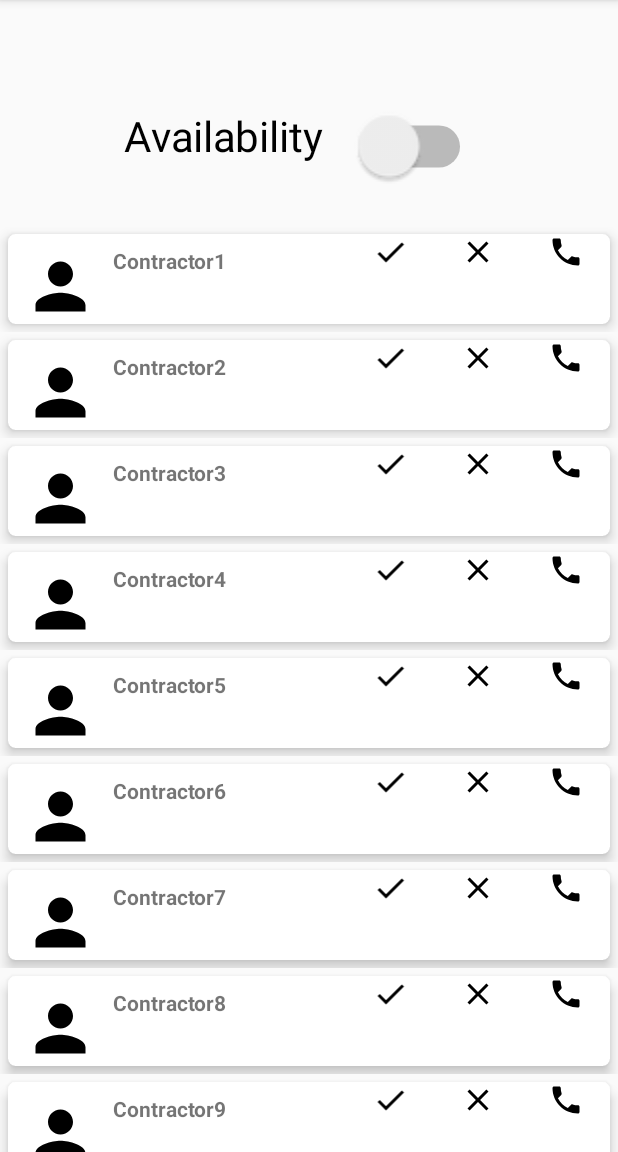
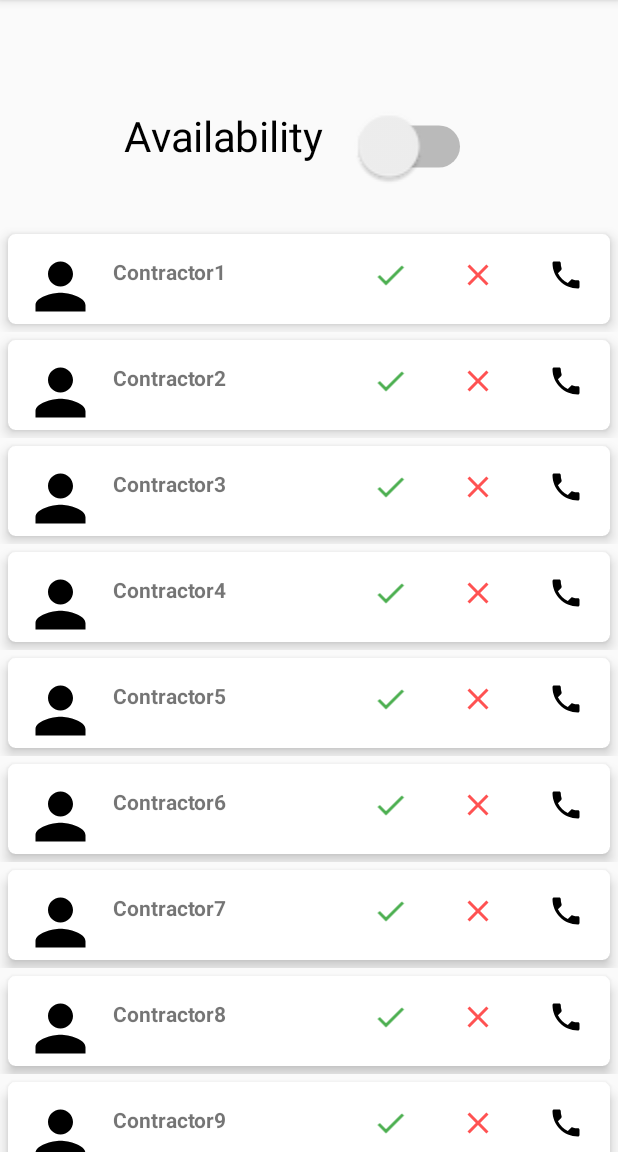
Before and after one commit to kir-aan/LabourAdda, an Android app: the fragment availfrag2 placed in its activity, on a phone screen of 412 x 824 dp, the part 84-1236 px from its top. Run offline under Robolectric (Android 15) with nearby library versions, the phone set to English and light mode, and no system bars.

Commit message:
OnCheckedListener done!

```diff
--- a/app/src/main/java/com/mvsrecproject/labor/availfrag1.java
+++ b/app/src/main/java/com/mvsrecproject/labor/availfrag1.java
@@ -5,14 +5,16 @@ import android.os.Bundle;
 import androidx.annotation.NonNull;
 import androidx.annotation.Nullable;
 import androidx.fragment.app.Fragment;
+import androidx.fragment.app.FragmentActivity;
 import androidx.fragment.app.FragmentTransaction;
 import android.view.LayoutInflater;
 import android.view.View;
 import android.view.ViewGroup;
+import android.widget.CompoundButton;
 import android.widget.Switch;
 
 
-public class availfrag1 extends Fragment{
+public class availfrag1 extends Fragment {
 
 
     @Nullable
@@ -22,22 +24,48 @@ public class availfrag1 extends Fragment{
 
 
 
-                Switch Avail =(Switch)view.findViewById(R.id.Avail);
-                Avail.setOnClickListener(new View.OnClickListener(){
+        final Switch Avail =(Switch)view.findViewById(R.id.Avail);
+        Avail.setOnCheckedChangeListener(new CompoundButton.OnCheckedChangeListener() {
             @Override
-                    public void onClick(View view) {
+            public void onCheckedChanged(CompoundButton cb, boolean isChecked) {
 
                 FragmentTransaction fr = getFragmentManager().beginTransaction();
+                fr.setCustomAnimations(android.R.animator.fade_in,
+                        android.R.animator.fade_out);
+                if (isChecked)
+                {
+
+                    // FragmentTransaction fr = getFragmentManager().beginTransaction();
                     fr.add(R.id.fragment_container2, new availfrag2());
+                    fr.setTransition(FragmentTransaction.TRANSIT_FRAGMENT_OPEN);
                     fr.commit();
 
                 }
+
+
+                else
+                {
+                  //  fr.remove(new availfrag2());
+                    //fr.setTransition(FragmentTransaction.TRANSIT_FRAGMENT_CLOSE);
+                    fr.replace(R.id.fragment_container2,new BlankFragment());
+                   // fr.addToBackStack(null);
+                    fr.commit();
+
+                    //   fr.hide(R.id.fragment_container2, new availfrag2())
+                }
+            }
+
         });
+
+
+
+
+
+
 
 
         return view;
     }
 
 
-
 }
--- a/app/src/main/res/drawable/ic_call_black_24dp.xml
+++ b/app/src/main/res/drawable/ic_call_black_24dp.xml
@@ -4,6 +4,6 @@
         android:viewportWidth="24.0"
         android:viewportHeight="24.0">
     <path
-        android:fillColor="#FF000000"
+        android:fillColor="@color/blue"
         android:pathData="M6.62,10.79c1.44,2.83 3.76,5.14 6.59,6.59l2.2,-2.2c0.27,-0.27 0.67,-0.36 1.02,-0.24 1.12,0.37 2.33,0.57 3.57,0.57 0.55,0 1,0.45 1,1V20c0,0.55 -0.45,1 -1,1 -9.39,0 -17,-7.61 -17,-17 0,-0.55 0.45,-1 1,-1h3.5c0.55,0 1,0.45 1,1 0,1.25 0.2,2.45 0.57,3.57 0.11,0.35 0.03,0.74 -0.25,1.02l-2.2,2.2z"/>
 </vector>
--- a/app/src/main/res/drawable/ic_check_black_24dp.xml
+++ b/app/src/main/res/drawable/ic_check_black_24dp.xml
@@ -4,6 +4,6 @@
         android:viewportWidth="24.0"
         android:viewportHeight="24.0">
     <path
-        android:fillColor="#FF000000"
+        android:fillColor="#4CAF50"
         android:pathData="M9,16.17L4.83,12l-1.42,1.41L9,19 21,7l-1.41,-1.41z"/>
 </vector>
--- a/app/src/main/res/drawable/ic_clear_black_24dp.xml
+++ b/app/src/main/res/drawable/ic_clear_black_24dp.xml
@@ -4,6 +4,6 @@
         android:viewportWidth="24.0"
         android:viewportHeight="24.0">
     <path
-        android:fillColor="#FF000000"
+        android:fillColor="#FF5252"
         android:pathData="M19,6.41L17.59,5 12,10.59 6.41,5 5,6.41 10.59,12 5,17.59 6.41,19 12,13.41 17.59,19 19,17.59 13.41,12z"/>
 </vector>
--- a/app/src/main/res/layout/row_layout2.xml
+++ b/app/src/main/res/layout/row_layout2.xml
@@ -34,7 +34,7 @@
                 android:layout_height="wrap_content"
 
                 android:layout_marginLeft="10dp"
-                android:layout_marginTop="8dp"
+                android:layout_marginTop="15dp"
                 android:text="TextView"
                 android:textStyle="bold" />
 
@@ -43,6 +43,7 @@
                 android:layout_width="wrap_content"
                 android:layout_height="wrap_content"
                 android:layout_marginLeft="80dp"
+                android:layout_marginTop="15dp"
                 android:layout_weight="1"
                 app:srcCompat="@drawable/ic_check_black_24dp" />
 
@@ -50,6 +51,7 @@
                 android:id="@+id/imageView3"
                 android:layout_width="wrap_content"
                 android:layout_height="wrap_content"
+                android:layout_marginTop="15dp"
                 android:layout_weight="1"
                 app:srcCompat="@drawable/ic_clear_black_24dp" />
 
@@ -57,6 +59,7 @@
                 android:id="@+id/imgCall"
                 android:layout_width="wrap_content"
                 android:layout_height="wrap_content"
+                android:layout_marginTop="15dp"
                 android:layout_weight="1"
                 app:srcCompat="@drawable/call" />
 
--- a/app/src/main/res/values/colors.xml
+++ b/app/src/main/res/values/colors.xml
@@ -3,4 +3,6 @@
     <color name="colorPrimary">#008577</color>
     <color name="colorPrimaryDark">#00574B</color>
     <color name="colorAccent">#D81B60</color>
+    <color name="blue">#00BCD4</color>
+    <color name="black">#212121</color>
 </resources>
```
Also changed, not shown: app/src/main/java/com/mvsrecproject/labor/BlankFragment.java (added, +32 -0 lines), app/src/main/res/layout/fragment_blank.xml (added, +15 -0 lines). Lines whose indentation alone changed are shown as unchanged.
